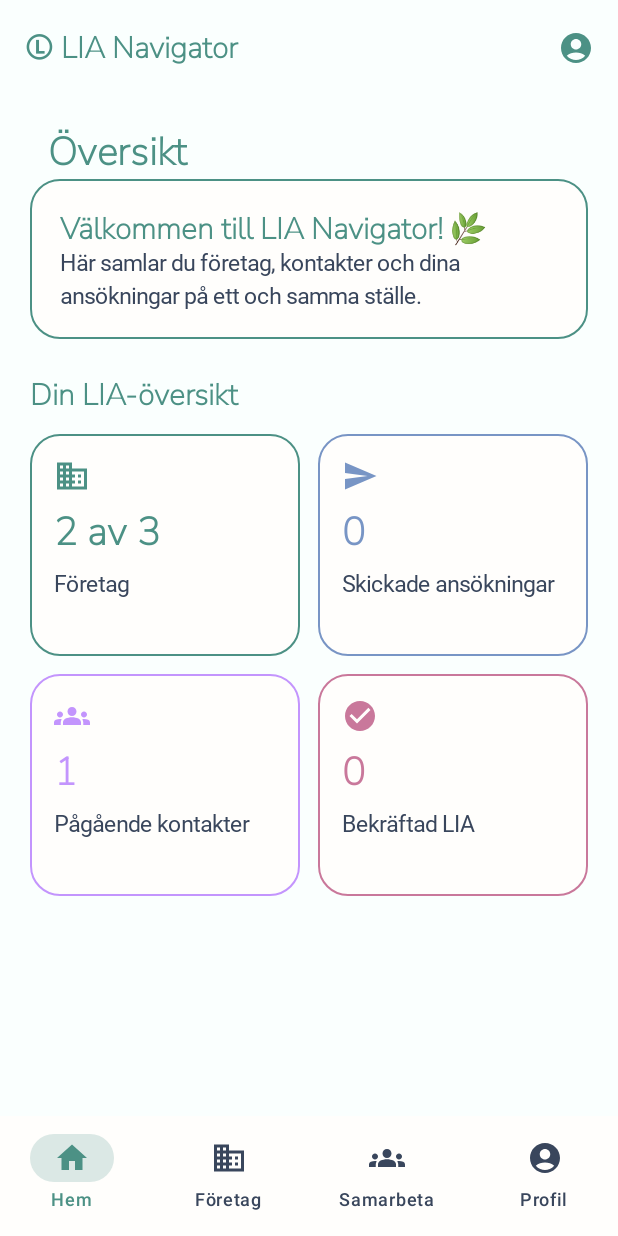
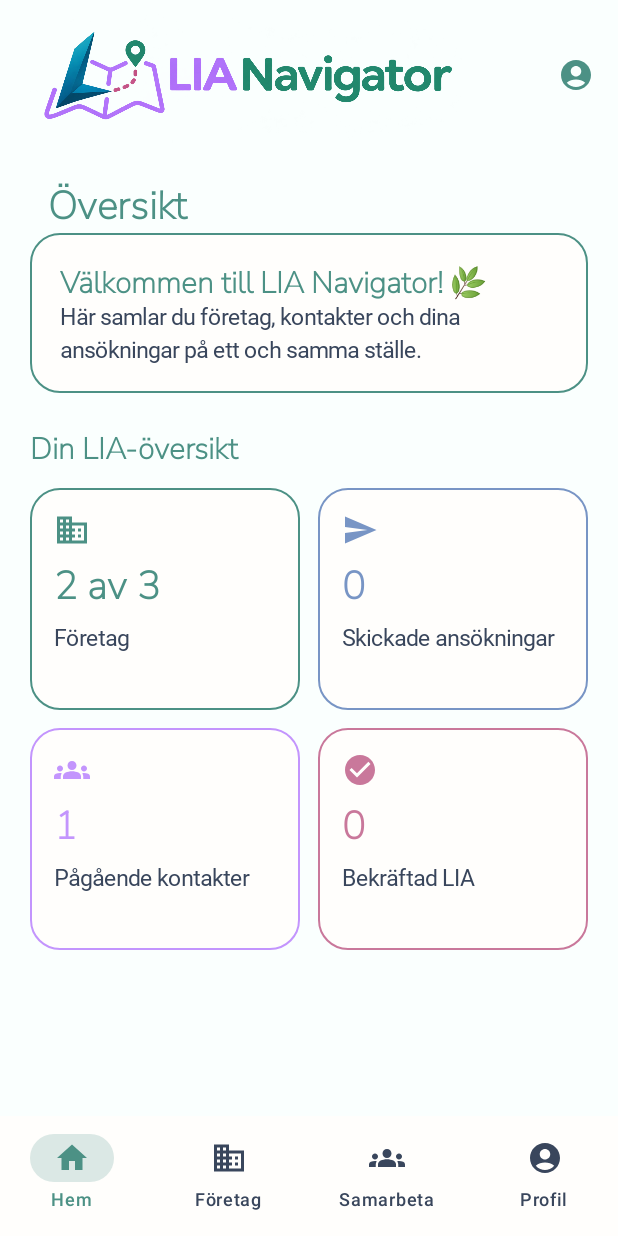
Before and after one commit to KatrinaWinter/LIA_Navigator, an Android app built with Jetpack Compose: the screen it shows after launch (MainActivity), on a phone screen of 412 x 824 dp. Run offline under Robolectric (Android 15) with nearby library versions, the phone set to English and light mode, and no system bars; Roboto replaces fonts that are not available here.

Commit message:
feat: add LIA Navigator logo and finalize app branding

```diff
--- a/app/src/main/java/com/example/lianavigator/MainActivity.kt
+++ b/app/src/main/java/com/example/lianavigator/MainActivity.kt
@@ -37,6 +37,11 @@ import com.example.lianavigator.ui.theme.LightTurquoise
 import com.example.lianavigator.viewmodel.CompanyViewModel
 import androidx.lifecycle.viewmodel.compose.viewModel
 import com.example.lianavigator.data.CompanyStatus
+import androidx.compose.foundation.Image
+import androidx.compose.foundation.layout.height
+import androidx.compose.ui.res.painterResource
+import androidx.compose.ui.layout.ContentScale
+import androidx.compose.ui.unit.dp
 
 
 @OptIn(ExperimentalMaterial3Api::class)
@@ -60,7 +65,12 @@ class MainActivity : ComponentActivity() {
                     topBar = {
                         TopAppBar(
                             title = {
-                                Text("Ⓛ LIA Navigator")
+                                Image(
+                                    painter = painterResource(R.drawable.lia_navigator_logo),
+                                    contentDescription = "LIA Navigator",
+                                    modifier = Modifier.height(100.dp),
+                                    contentScale = ContentScale.Fit
+                                )
                             },
                             actions = {
                                 IconButton(onClick = { }) {
--- a/gradle/libs.versions.toml
+++ b/gradle/libs.versions.toml
@@ -1,5 +1,5 @@
 [versions]
-agp = "9.5.2"
+agp = "9.5.3"
 coreKtx = "1.19.1"
 junit = "4.13.2"
 junitVersion = "1.3.0"
```
Also changed, not shown: app/src/main/res/drawable/lia_navigator_logo.png (added).
